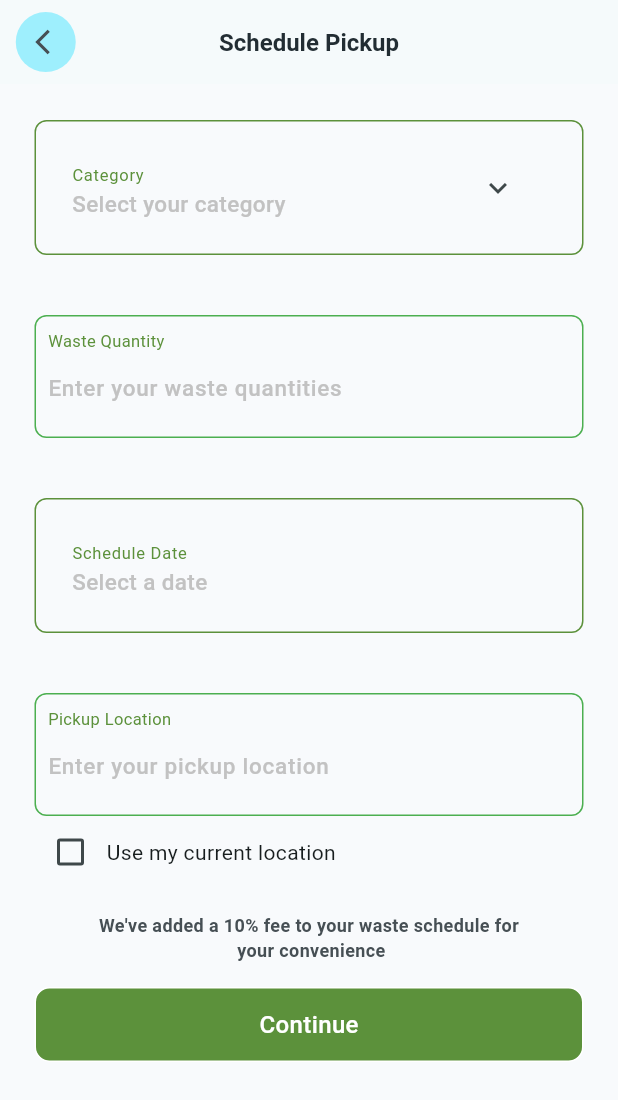
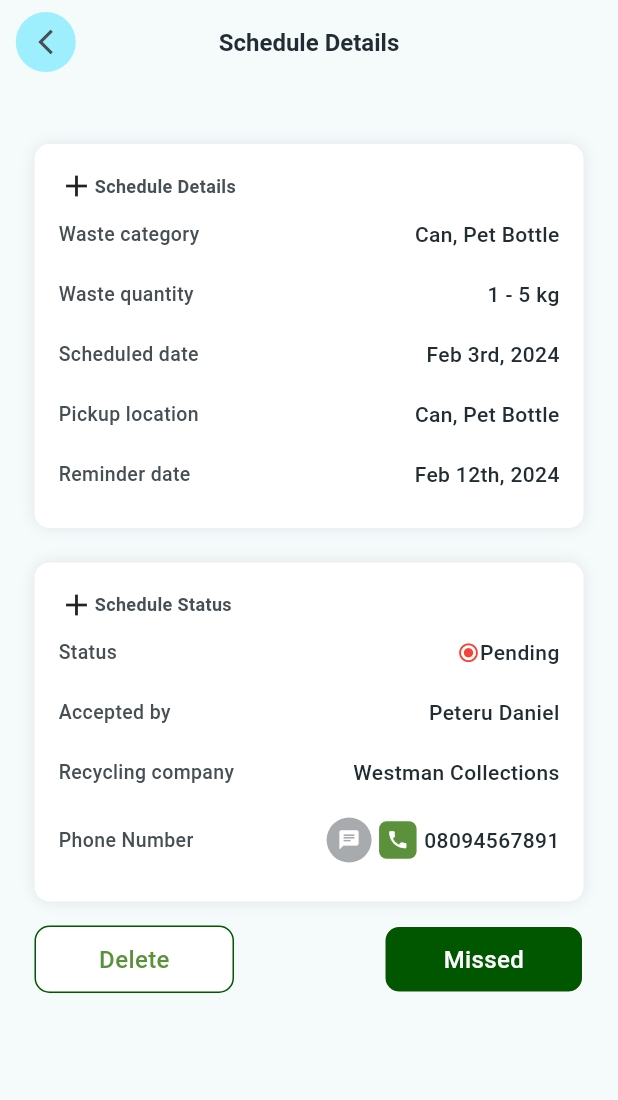
Before and after one commit to Zackcodder/pakam_household, a Flutter app: the SchedulePickupScreen screen opened by its route, after a tap on "Continue", on a phone screen of 412 x 824 dp. Shown: the top 1100 px of the screen. Run offline on Flutter 3.47's test engine with Material 3 defaults, Android fonts, the phone set to English and light mode, and no system bars; Roboto replaces fonts that are missing (Raleway).

Commit message:
modified:   lib/constants/text_style.dart 	modified:   lib/main.dart 	modified:   lib/screens/schedule.dart 	modified:   lib/screens/schedule_details.dart 	modified:   lib/screens/schedule_dropoff.dart 	modified:   lib/screens/schedule_pickup.dart

```diff
--- a/lib/constants/text_style.dart
+++ b/lib/constants/text_style.dart
@@ -58,3 +58,17 @@ const kSelectWasteHeaderDropDownOptionText= TextStyle(
     fontFamily: 'Raleway',
     fontSize: 15,
     fontStyle: FontStyle.normal);
+
+const kScheduleDetailsText= TextStyle(
+    color: kcIconGrey,
+    fontWeight: FontWeight.w500,
+    fontFamily: 'Raleway',
+    fontSize: 13,
+    fontStyle: FontStyle.normal);
+
+const kScheduleDetailsItemText = TextStyle(
+    color: kcGreyscale,
+    fontWeight: FontWeight.w500,
+    fontFamily: 'Raleway',
+    fontSize: 14,
+    fontStyle: FontStyle.normal);
--- a/lib/main.dart
+++ b/lib/main.dart
@@ -2,6 +2,8 @@ import 'package:flutter/material.dart';
 import 'package:pakam_household/constants/colors.dart';
 import 'package:pakam_household/screens/home.dart';
 import 'package:pakam_household/screens/schedule.dart';
+import 'package:pakam_household/screens/schedule_details.dart';
+import 'package:pakam_household/screens/schedule_dropoff.dart';
 import 'package:pakam_household/screens/schedule_pickup.dart';
 import 'package:pakam_household/screens/selected_waste_category.dart';
 import 'package:pakam_household/screens/wallet.dart';
@@ -29,7 +31,9 @@ class MyApp extends StatelessWidget {
         ScheduleScreen.id: (context) => const ScheduleScreen(),
         WalletScreen.id: (context) => const WalletScreen(),
         SchedulePickupScreen.id: (context) => const SchedulePickupScreen(),
+        ScheduleDropOffScreen.id: (context) => const ScheduleDropOffScreen(),
         SelectWasteCategoryScreen.id: (context) => const SelectWasteCategoryScreen(),
+        ScheduleDetailsScreen.id: (context) => const ScheduleDetailsScreen(),
          },
     );
   }
--- a/lib/screens/schedule_details.dart
+++ b/lib/screens/schedule_details.dart
@@ -0,0 +1,316 @@
+import 'package:flutter/material.dart';
+import 'package:pakam_household/screens/schedule.dart';
+
+import '../constants/colors.dart';
+import '../constants/text_style.dart';
+
+class ScheduleDetailsScreen extends StatelessWidget {
+  static String id = 'schedule_details_screen';
+  const ScheduleDetailsScreen({Key? key}) : super(key: key);
+
+  @override
+  Widget build(BuildContext context) {
+    return Scaffold(
+      appBar: AppBar(
+        centerTitle: true,
+        title: const Text(
+          'Schedule Details',
+          style: kScheduleHeader,
+        ),
+        leading: Container(
+          margin: const EdgeInsets.only(left: 5),
+          height: 2,
+          width: 2,
+          child: const Center(
+            child: CircleAvatar(
+              child: Padding(
+                padding: EdgeInsets.only(left: 10),
+                child: Icon(
+                  Icons.arrow_back_ios,
+                  size: 20,
+                  color: kcIconGrey,
+                ),
+              ),
+            ),
+          ),
+        ),
+      ),
+      body: Container(
+        margin: const EdgeInsets.only(left: 23, right: 23, top: 40),
+        child: ListView(
+          children: [
+            ///schedule details
+            Container(
+              margin: const EdgeInsets.only(bottom: 23),
+              decoration: BoxDecoration(
+                color: kcWhite,
+                boxShadow: [
+                  BoxShadow(
+                    color: kcBoxShadow.withOpacity(0.1),
+                    spreadRadius: 0,
+                    blurRadius: 8,
+                    offset: const Offset(0, 0), // Offset of the shadow
+                  ),
+                ],
+                borderRadius: BorderRadius.circular(10),
+              ),
+              padding: const EdgeInsets.all(16.0),
+              child: Column(
+                mainAxisAlignment: MainAxisAlignment.spaceBetween,
+                children: [
+                  ///header
+                  const Row(
+                    mainAxisAlignment: MainAxisAlignment.start,
+                    children: [
+                      Icon(Icons.add),
+                      Text('Schedule Details', style: kScheduleType),
+                    ],
+                  ),
+
+                  ///waste category
+                  Container(
+                    margin: const EdgeInsets.only(top: 10, bottom: 10),
+                    child: const Row(
+                      mainAxisAlignment: MainAxisAlignment.spaceBetween,
+                      children: [
+                        Text('Waste category', style: kScheduleDetailsText),
+                        Text('Can, Pet Bottle',
+                            style: kScheduleDetailsItemText),
+                      ],
+                    ),
+                  ),
+
+                  ///waste quantity
+                  Container(
+                    margin: const EdgeInsets.only(top: 10, bottom: 10),
+                    child: const Row(
+                      mainAxisAlignment: MainAxisAlignment.spaceBetween,
+                      children: [
+                        Text('Waste quantity', style: kScheduleDetailsText),
+                        Text('1 - 5 kg', style: kScheduleDetailsItemText),
+                      ],
+                    ),
+                  ),
+
+                  ///schedule date
+                  Container(
+                    margin: const EdgeInsets.only(top: 10, bottom: 10),
+                    child: const Row(
+                      mainAxisAlignment: MainAxisAlignment.spaceBetween,
+                      children: [
+                        Text('Scheduled date', style: kScheduleDetailsText),
+                        Text('Feb 3rd, 2024', style: kScheduleDetailsItemText),
+                      ],
+                    ),
+                  ),
+
+                  ///pickup
+                  Container(
+                    margin: const EdgeInsets.only(top: 10, bottom: 10),
+                    child: const Row(
+                      mainAxisAlignment: MainAxisAlignment.spaceBetween,
+                      children: [
+                        Text('Pickup location', style: kScheduleDetailsText),
+                        Text('Can, Pet Bottle',
+                            style: kScheduleDetailsItemText),
+                      ],
+                    ),
+                  ),
+
+                  ///reminder date
+                  Container(
+                    margin: const EdgeInsets.only(top: 10, bottom: 10),
+                    child: const Row(
+                      mainAxisAlignment: MainAxisAlignment.spaceBetween,
+                      children: [
+                        Text('Reminder date', style: kScheduleDetailsText),
+                        Text('Feb 12th, 2024', style: kScheduleDetailsItemText),
+                      ],
+                    ),
+                  ),
+                ],
+              ),
+            ),
+
+            ///schedule status
+            Container(
+              margin: const EdgeInsets.only(bottom: 16),
+              decoration: BoxDecoration(
+                color: kcWhite,
+                boxShadow: [
+                  BoxShadow(
+                    color: kcBoxShadow.withOpacity(0.1),
+                    spreadRadius: 0,
+                    blurRadius: 8,
+                    offset: const Offset(0, 0), // Offset of the shadow
+                  ),
+                ],
+                borderRadius: BorderRadius.circular(10),
+              ),
+              padding: const EdgeInsets.all(16.0),
+              child: Column(
+                mainAxisAlignment: MainAxisAlignment.spaceBetween,
+                children: [
+                  ///header
+                  const Row(
+                    mainAxisAlignment: MainAxisAlignment.start,
+                    children: [
+                      Icon(Icons.add),
+                      Text('Schedule Status', style: kScheduleType),
+                    ],
+                  ),
+
+                  ///status
+                  Container(
+                    margin: const EdgeInsets.only(top: 10, bottom: 10),
+                    child: const Row(
+                      mainAxisAlignment: MainAxisAlignment.spaceBetween,
+                      children: [
+                        Text('Status', style: kScheduleDetailsText),
+                        Row(
+                          children: [
+                            Icon(Icons.radio_button_checked, color: Colors.red, size: 15,),
+                            Text('Pending', style: kScheduleDetailsItemText),
+                          ],
+                        ),
+                      ],
+                    ),
+                  ),
+
+                  ///Accepted by
+                  Container(
+                    margin: const EdgeInsets.only(top: 10, bottom: 10),
+                    child: const Row(
+                      mainAxisAlignment: MainAxisAlignment.spaceBetween,
+                      children: [
+                        Text('Accepted by', style: kScheduleDetailsText),
+                        Text('Peteru Daniel', style: kScheduleDetailsItemText),
+                      ],
+                    ),
+                  ),
+
+                  ///Recycling company
+                  Container(
+                    margin: const EdgeInsets.only(top: 10, bottom: 10),
+                    child: const Row(
+                      mainAxisAlignment: MainAxisAlignment.spaceBetween,
+                      children: [
+                        Text('Recycling company', style: kScheduleDetailsText),
+                        Text('Westman Collections',
+                            style: kScheduleDetailsItemText),
+                      ],
+                    ),
+                  ),
+
+                  ///phone number
+                  Container(
+                    margin: const EdgeInsets.only(top: 10, bottom: 10),
+                    child:   Row(
+                      mainAxisAlignment: MainAxisAlignment.spaceBetween,
+                      children: [
+                        const Text('Phone Number', style: kScheduleDetailsText),
+                        Row(
+                          mainAxisAlignment: MainAxisAlignment.spaceEvenly,
+                          children: [
+                             CircleAvatar(
+                              radius: 15,
+                              backgroundColor: kcGreyscale.withOpacity(0.4),
+                                child: const Icon(
+                              Icons.chat,
+                              color: kcWhite,
+                                  size: 15,
+                            )),
+                            const SizedBox(width: 5,),
+                            Container(
+                              height: 25,
+                              width: 25,
+                              decoration: BoxDecoration(
+                                color: kcGreen,
+                                borderRadius: BorderRadius.circular(5),
+                              ),
+                              child: const Icon(
+                                Icons.phone,
+                                color: kcWhite,
+                                size: 15,
+                              ),
+                            ),
+
+                            const SizedBox(width: 5,),
+                            const Text('08094567891',
+                                style: kScheduleDetailsItemText),
+                          ],
+                        ),
+                      ],
+                    ),
+                  ),
+                ],
+              ),
+            ),
+
+            ///delete and missed button
+            Row(
+              mainAxisAlignment: MainAxisAlignment.spaceBetween,
+              children: [
+                ///delete
+                GestureDetector(
+                  onTap: () {
+                    Navigator.pushNamed(context, ScheduleScreen.id);
+                  },
+                  child: Container(
+                      margin: const EdgeInsets.only(bottom: 20,),
+                      padding: const EdgeInsets.all(10),
+                      height: 45,
+                      width: 133,
+                      decoration: BoxDecoration(
+                        color: kcWhite,
+                        borderRadius: BorderRadius.circular(10),
+                        border: Border.all(color: kcDeepGreen),
+                      ),
+                      child: const Center(
+                        child: Text(
+                          'Delete',
+                          style: TextStyle(
+                            fontSize: 16,
+                            fontWeight: FontWeight.w500,
+                            color: kcGreen,
+                            fontFamily: 'Raleway',
+                          ),
+                        ),
+                      )),
+                ),
+
+                ///missed
+                GestureDetector(
+                  onTap: () {
+                    Navigator.pushNamed(context, ScheduleScreen.id);
+                  },
+                  child: Container(
+                      margin: const EdgeInsets.only(bottom: 20,),
+                      padding: const EdgeInsets.all(10),
+                      height: 45,
+                      width: 133,
+                      decoration: BoxDecoration(
+                        color: kcDeepGreen,
+                        borderRadius: BorderRadius.circular(10),
+                        border: Border.all(color: kcWhite),
+                      ),
+                      child: const Center(
+                        child: Text(
+                          'Missed',
+                          style: TextStyle(
+                            fontSize: 16,
+                            fontWeight: FontWeight.w500,
+                            color: kcWhite,
+                            fontFamily: 'Raleway',
+                          ),
+                        ),
+                      )),
+                ),
+              ],
+            )
+          ],
+        ),
+      ),
+    );
+  }
+}
--- a/lib/screens/schedule_pickup.dart
+++ b/lib/screens/schedule_pickup.dart
@@ -2,6 +2,7 @@ import 'package:flutter/cupertino.dart';
 import 'package:flutter/material.dart';
 import 'package:intl/intl.dart';
 import 'package:pakam_household/constants/text_style.dart';
+import 'package:pakam_household/screens/schedule_details.dart';
 import 'package:pakam_household/screens/selected_waste_category.dart';
 
 import '../constants/colors.dart';
@@ -224,7 +225,7 @@ class _SchedulePickupScreenState extends State<SchedulePickupScreen> {
             ///continue button
             GestureDetector(
               onTap: () {
-                // Navigator.pushNamed(context, AddContactSuccessPage.id);
+                Navigator.pushNamed(context, ScheduleDetailsScreen.id);
               },
               child: Container(
                   margin: const EdgeInsets.only(bottom: 20, top: 16),
```
Also changed, not shown: lib/screens/schedule.dart (+16 -9 lines), lib/screens/schedule_dropoff.dart (+144 -0 lines).
